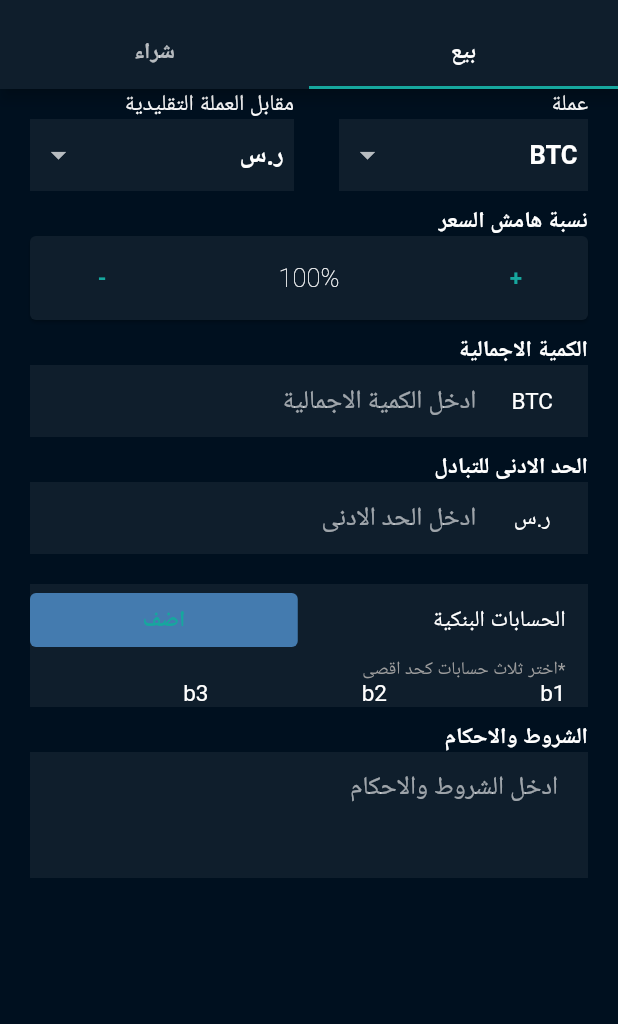
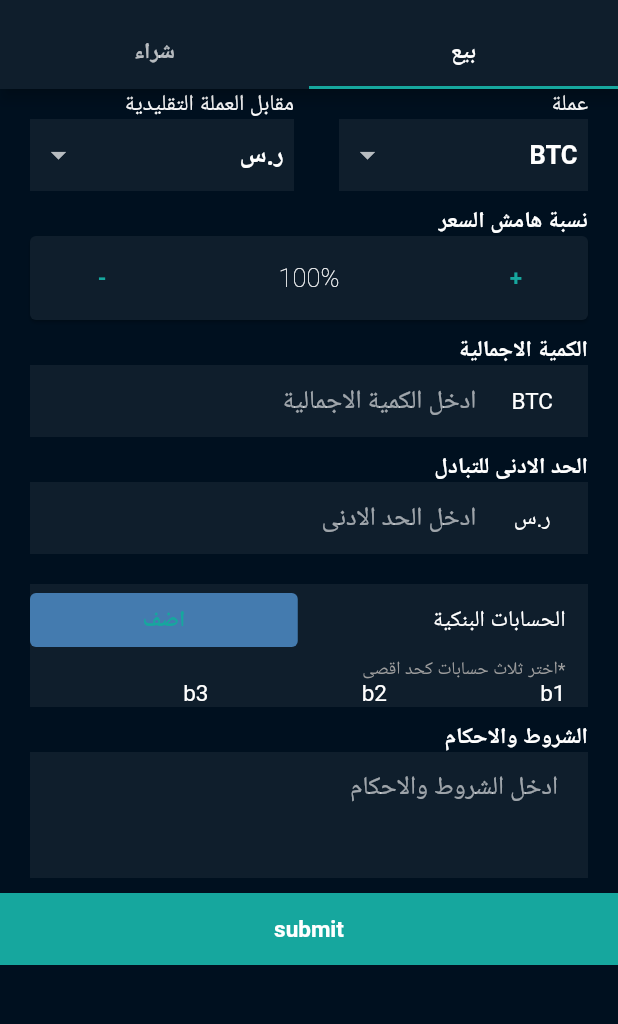
Before and after one commit to Abdulaziz4/aomlah, a Flutter app: the CreateOfferView screen opened by its route, on a phone screen of 412 x 824 dp, the part 67-1091 px from its top. Run offline on Flutter 3.47's test engine with Material 2 defaults, Android fonts, the phone set to English and light mode, and no system bars; our stand-ins replace firebase_auth, firebase_core, flutter_svg, google_fonts, stacked, stacked_services; accounts and stored records are empty; Roboto replaces fonts that are missing (Cairo).

Commit message:
submit button

```diff
--- a/lib/ui/views/create_offer/create_offer_sell.dart
+++ b/lib/ui/views/create_offer/create_offer_sell.dart
@@ -15,6 +15,9 @@ class _CreateOfferSellState extends State<CreateOfferSell> {
   String? currListVal;
   int margin = 100;
 
+  TextEditingController _cryptoAmountController = TextEditingController();
+  TextEditingController _minTradeController = TextEditingController();
+  TextEditingController _termsController = TextEditingController();
   @override
   Widget build(BuildContext context) {
     cListVal ??= cryptoList.first;
@@ -25,8 +28,7 @@ class _CreateOfferSellState extends State<CreateOfferSell> {
         mainAxisAlignment: MainAxisAlignment.start,
         children: <Widget>[
 
-          ///Crypto and Currency type
-
+          ///Crypto type
           Row(
             children: const <Widget>[
               SizedBox(
@@ -36,6 +38,7 @@ class _CreateOfferSellState extends State<CreateOfferSell> {
               Expanded(child: Text('مقابل العملة التقليدية'))
             ],
           ),
+          ///Currency type
           Row(
             children: <Widget>[
               Expanded(
@@ -69,6 +72,7 @@ class _CreateOfferSellState extends State<CreateOfferSell> {
               ),
             ],
           ),
+          ///Price Margin value
           Card(
             color: Constants.black3dp,
             margin: EdgeInsets.fromLTRB(20, 0, 20, 10),
@@ -99,7 +103,7 @@ class _CreateOfferSellState extends State<CreateOfferSell> {
             ),
           ),
 
-          ///Amount of Crypto to buy
+          ///Amount of Crypto
           Row(
             mainAxisAlignment: MainAxisAlignment.start,
             children: const <Widget>[
@@ -111,6 +115,7 @@ class _CreateOfferSellState extends State<CreateOfferSell> {
               ),
             ],
           ),
+          ///Amount of Crypto text form
           Container(
             color: Constants.black3dp,
             margin: EdgeInsets.fromLTRB(20, 0, 20, 10),
@@ -126,8 +131,8 @@ class _CreateOfferSellState extends State<CreateOfferSell> {
                 ),
                 Expanded(
                   flex: 4,
-                  child: TextField(
-
+                  child: TextFormField(
+                    controller: _cryptoAmountController,
                     decoration: InputDecoration(
                         contentPadding: EdgeInsets.symmetric(vertical: 0),
                         hintText: 'ادخل الكمية الاجمالية',
@@ -150,6 +155,7 @@ class _CreateOfferSellState extends State<CreateOfferSell> {
               ),
             ],
           ),
+          ///min tradeamount text form
           Container(
             color: Constants.black3dp,
             margin: EdgeInsets.fromLTRB(20, 0, 20, 10),
@@ -163,7 +169,8 @@ class _CreateOfferSellState extends State<CreateOfferSell> {
                 ),
                 Expanded(
                   flex: 4,
-                  child: TextField(
+                  child: TextFormField(
+                    controller: _minTradeController,
                     decoration: InputDecoration(
                         contentPadding: EdgeInsets.symmetric(vertical: 0),
                         hintText: 'ادخل الحد الادنى', border: InputBorder.none),
@@ -229,17 +236,18 @@ class _CreateOfferSellState extends State<CreateOfferSell> {
               ),
             ],
           ),
+          ///Trade Terms and Conditions text form
           Container(
             color: Constants.black3dp,
             margin: EdgeInsets.fromLTRB(20, 0, 20, 10),
             child: Row(
               mainAxisAlignment: MainAxisAlignment.start,
 
-              children: const <Widget>[
+              children:  <Widget>[
                 SizedBox(width: 20,),
                 Expanded(
-                  child: TextField(
-
+                  child: TextFormField(
+                    controller: _termsController,
                     maxLines: 3,
                     decoration: InputDecoration(
                         hintText: 'ادخل الشروط والاحكام',
@@ -250,6 +258,34 @@ class _CreateOfferSellState extends State<CreateOfferSell> {
               ],
             ),
           ),
+
+          ///Submit Form
+          Container(
+            color: Constants.primaryColor,
+            child: Row(
+
+              children: [
+                Expanded(
+                  child: TextButton(
+
+                    onPressed: (){
+                      print('Crypro type: '+ cListVal.toString());
+                      print('Currency Type: '+ currListVal.toString());
+                      print('price margin: '+ margin.toString());
+                      print('Total Crypto: '+ _cryptoAmountController.text);
+                      print('Min Trade: '+ _minTradeController.text);
+                      print('Terms: '+ _termsController.text);
+
+                    },
+                    child: Text('submit',style: TextStyle(color: Colors.white),),
+                  ),
+                ),
+              ],
+            ),
+          )
+
+
+
 
         ],
       ),
```
Also changed, not shown: lib/ui/views/create_offer/create_offer_buy.dart (+55 -7 lines).
